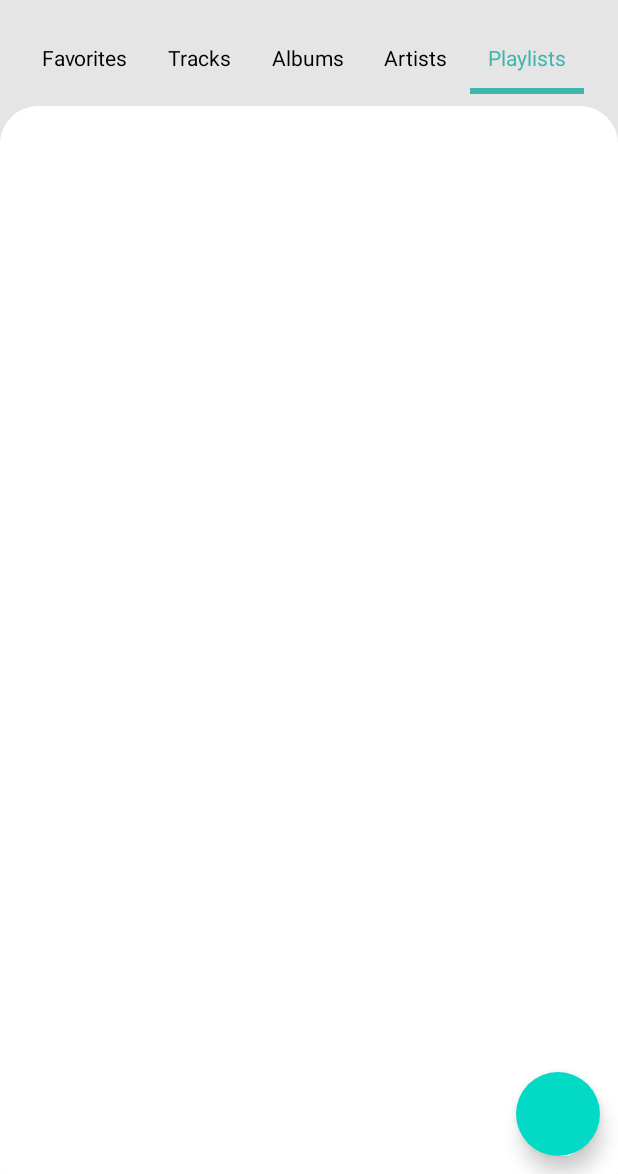
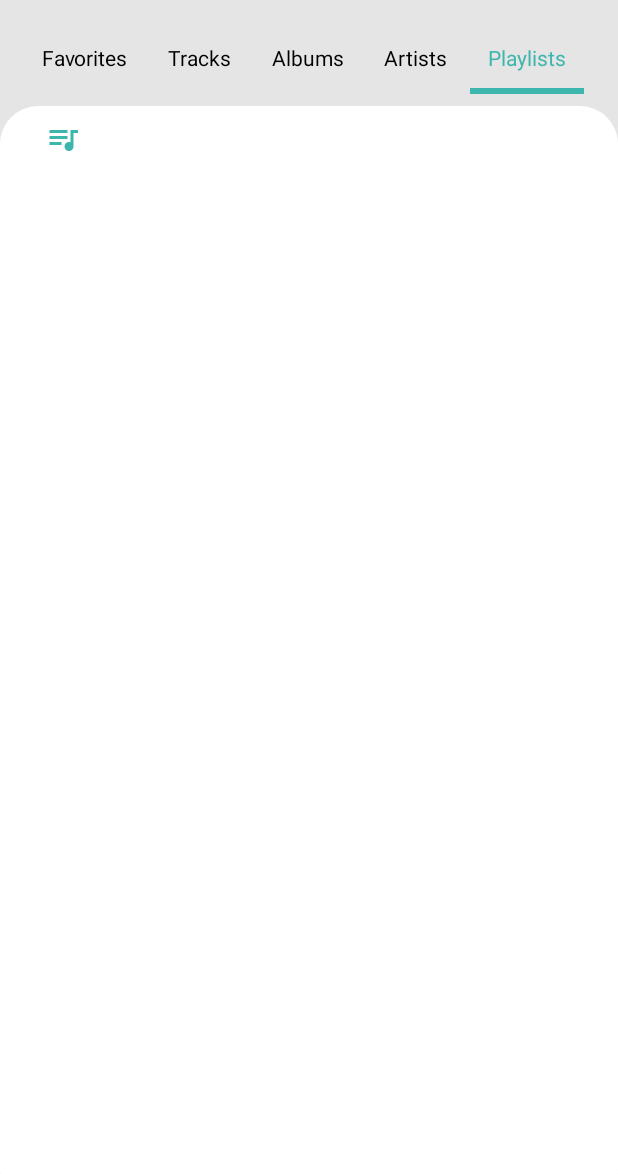
Before and after one commit to caotrongtin99/Android-Group03, an Android app: the screen it shows after launch (MainActivity), tab 5 chosen, on a phone screen of 412 x 824 dp, the part 62-1236 px from its top. Run offline under Robolectric (Android 15) with nearby library versions, the phone set to English and light mode, and no system bars; our stand-ins replace EventBus; pictures from the network do not load.

Commit message:
update ui

```diff
--- a/MusicApp/app/src/main/java/com/example/musicapp/albums/AlbumSongsActivity.java
+++ b/MusicApp/app/src/main/java/com/example/musicapp/albums/AlbumSongsActivity.java
@@ -59,11 +59,12 @@ public class AlbumSongsActivity extends AppCompatActivity {
     protected void onCreate(Bundle savedInstanceState) {
         super.onCreate(savedInstanceState);
         setContentView(R.layout.activity_album_songs);
+        getSupportActionBar().hide();
         Intent intent = getIntent();
         albumModel = (AlbumModel) intent.getSerializableExtra("infoAlbum");
         InitControl();
         BindData();
-        setupLayoutTransparent();
+//        setupLayoutTransparent();
         initMimimizeSong();
 //        getWindow().requestFeature(Window.FEATURE_ACTION_BAR);
         getSupportActionBar().hide();
--- a/MusicApp/app/src/main/java/com/example/musicapp/listsong/FragmentListSong.java
+++ b/MusicApp/app/src/main/java/com/example/musicapp/listsong/FragmentListSong.java
@@ -119,7 +119,7 @@ public class FragmentListSong extends Fragment implements FragmentCallback, Mult
                 _listSongAdapter = new ListSongRecyclerAdaper(_context, _listSong, FragmentListSong.this);
                 _listViewSong.setLayoutManager(new LinearLayoutManager(_context));
                 _listViewSong.setAdapter(_listSongAdapter);
-                _txtSizeOfListSong.setText("Tìm thấy " + String.valueOf(SongModel.getRowsSong(MainActivity.mDatabaseManager)) + " bài hát");
+                _txtSizeOfListSong.setText("Found " + String.valueOf(SongModel.getRowsSong(MainActivity.mDatabaseManager)) + " tracks");
             }
         });
 
--- a/MusicApp/app/src/main/java/com/example/musicapp/listsong/ListSongRecyclerAdaper.java
+++ b/MusicApp/app/src/main/java/com/example/musicapp/listsong/ListSongRecyclerAdaper.java
@@ -30,7 +30,7 @@ public class ListSongRecyclerAdaper extends RecyclerView.Adapter<RecyclerView.Vi
     public ListSongRecyclerAdaper(Context context, ArrayList<SongModel> listSong, MultiClickAdapterListener listener) {
         mContext = context;
         mListSong = listSong;
-        mImageCacheHelper = new ImageCacheHelper(R.mipmap.music_128);
+        //mImageCacheHelper = new ImageCacheHelper(R.mipmap.music_128);
         mListener = listener;
 //        int maxSize = (int) (Runtime.getRuntime().maxMemory() / 1024);
 //        // Divide the maximum size by eight to get a adequate size the LRU cache should reach before it starts to evict bitmaps.
--- a/MusicApp/app/src/main/java/com/example/musicapp/playlist/PlaylistAdapter.java
+++ b/MusicApp/app/src/main/java/com/example/musicapp/playlist/PlaylistAdapter.java
@@ -126,7 +126,7 @@ public class PlaylistAdapter extends RecyclerView.Adapter<RecyclerView.ViewHolde
             SongModel tempSong = new SongModel();
             tempSong.setAlbumId(playlistModel.getId());
             tempSong.setPath(playlistModel.getPathImage());
-            imagePlaylist.setImageResource(R.mipmap.music_128);
+            imagePlaylist.setImageResource(R.mipmap.music_icon);
             //final Bitmap bitmap = mImageCacheHelper.getBitmapCache(tempSong.getAlbumId());//  mBitmapCache.get((long) songModel.getAlbumId());
             /*if (bitmap != null && oldPathImage==playlistModel.getPathImage()) {
                 this.imagePlaylist.post(new Runnable() {
--- a/MusicApp/app/src/main/java/com/example/musicapp/playlist/PlaylistSongActivity.java
+++ b/MusicApp/app/src/main/java/com/example/musicapp/playlist/PlaylistSongActivity.java
@@ -1,5 +1,6 @@
 package com.example.musicapp.playlist;
 
+import android.app.ActionBar;
 import android.app.AlertDialog;
 import android.app.Dialog;
 import android.content.Context;
@@ -152,9 +153,8 @@ public class PlaylistSongActivity extends AppCompatActivity implements MultiClic
     private void initToolBarParalax() {
         mCurrentPlaylist = PlaylistModel.getPlaylistById(mCurrentPlaylistId);
         setSupportActionBar(mToolbar);
-
         Objects.requireNonNull(getSupportActionBar()).setDisplayHomeAsUpEnabled(true);
-        Utility.setTranslucentStatusBar(this);
+        //Utility.setTranslucentStatusBar(this);
 //        mLayoutSongPlaylist.setPadding(0, Utility.getStatusbarHeight(this), 0, 0);
 //
 //        mAppbarLayoutPlaylist.setPadding(0,Utility.getStatusbarHeight(this),0,0);
--- /dev/null
+++ b/MusicApp/app/src/main/res/drawable/ic_baseline_add_24.xml
@@ -0,0 +1,10 @@
+<vector xmlns:android="http://schemas.android.com/apk/res/android"
+    android:width="24dp"
+    android:height="24dp"
+    android:viewportWidth="24"
+    android:viewportHeight="24"
+    android:tint="?attr/colorControlNormal">
+  <path
+      android:fillColor="@android:color/white"
+      android:pathData="M19,13h-6v6h-2v-6H5v-2h6V5h2v6h6v2z"/>
+</vector>
--- a/MusicApp/app/src/main/res/layout/fragment_playlist.xml
+++ b/MusicApp/app/src/main/res/layout/fragment_playlist.xml
@@ -1,12 +1,30 @@
 <?xml version="1.0" encoding="utf-8"?>
-<androidx.coordinatorlayout.widget.CoordinatorLayout xmlns:android="http://schemas.android.com/apk/res/android"
+<LinearLayout xmlns:android="http://schemas.android.com/apk/res/android"
     xmlns:app="http://schemas.android.com/apk/res-auto"
     android:id="@+id/layoutPlaylist"
     android:layout_width="match_parent"
     android:layout_height="match_parent"
     android:layout_gravity="center"
     android:orientation="vertical">
+    <LinearLayout
+        android:layout_width="match_parent"
+        android:layout_height="wrap_content"
+        android:orientation="horizontal"
+        android:padding="10dp">
 
+        <LinearLayout
+            android:layout_width="wrap_content"
+            android:layout_height="wrap_content"
+            android:layout_weight="1">
+
+            <ImageView
+                android:layout_width="wrap_content"
+                android:layout_height="wrap_content"
+                android:layout_marginLeft="20dp"
+                app:srcCompat="@drawable/ic_queue_music_black_24dp" />
+        </LinearLayout>
+
+    </LinearLayout>
     <androidx.swiperefreshlayout.widget.SwipeRefreshLayout
         android:id="@+id/swpPlaylist"
         android:layout_width="match_parent"
@@ -30,5 +48,6 @@
         android:scaleType="fitCenter"
         app:borderWidth="0dp"
         app:elevation="@dimen/elevation_normal"
+        app:srcCompat="@drawable/ic_baseline_add_24"
         app:rippleColor="@color/colorAccent" />
-</androidx.coordinatorlayout.widget.CoordinatorLayout>
+</LinearLayout>
--- a/MusicApp/app/src/main/res/layout/layout_item_playlist.xml
+++ b/MusicApp/app/src/main/res/layout/layout_item_playlist.xml
@@ -40,8 +40,8 @@
 
                 <ImageView
                     android:id="@+id/imgPlaylist"
-                    android:layout_width="@dimen/image_card_item_playlist"
-                    android:layout_height="@dimen/image_card_item_playlist"
+                    android:layout_width="45dp"
+                    android:layout_height="45dp"
                     android:layout_gravity="center"
                     android:adjustViewBounds="true"
                     android:scaleType="fitCenter"
```
Also changed, not shown: MusicApp/app/src/main/java/com/example/musicapp/BottomSheetOptionSong.java (+17 -2 lines), MusicApp/app/src/main/java/com/example/musicapp/EditNameDialogFragment.java (added, +80 -0 lines), MusicApp/app/src/main/java/com/example/musicapp/listsong/ListSongAdapter.java (+10 -4 lines), MusicApp/app/src/main/res/layout/activity_album_songs.xml (+2 -18 lines), MusicApp/app/src/main/res/layout/bottom_sheet_option_song.xml (+22 -0 lines), MusicApp/app/src/main/res/layout/fragment_edit_name.xml (added, +38 -0 lines), MusicApp/app/src/main/res/mipmap-xxxhdpi/music_icon.png (added).
